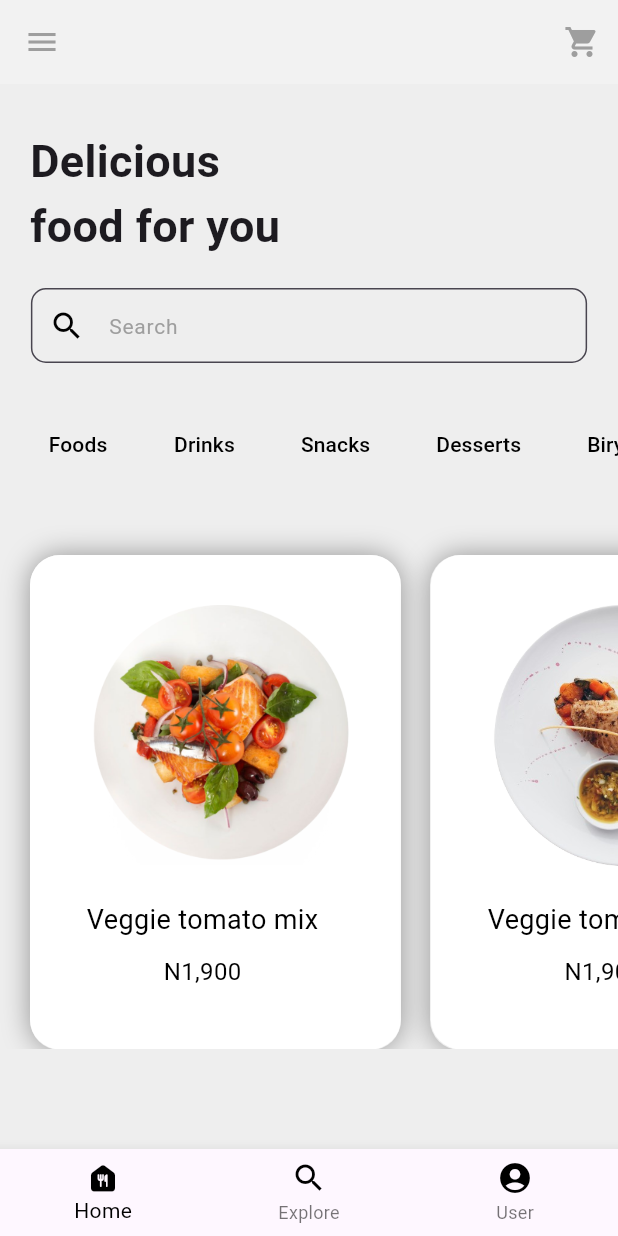
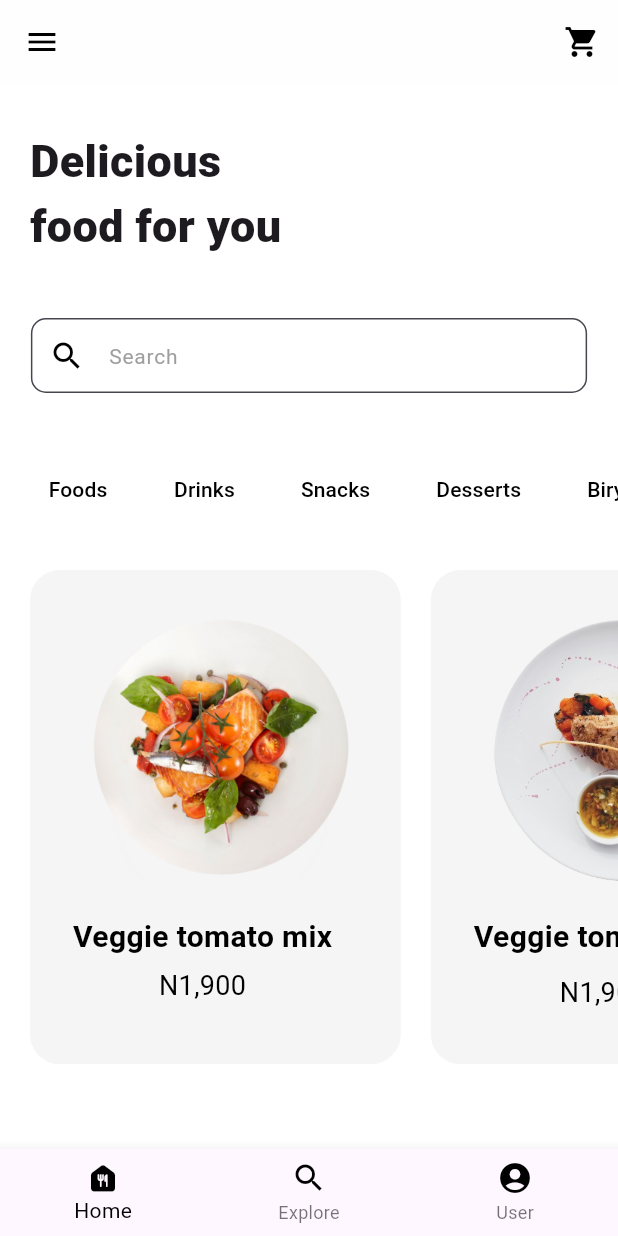
Before and after one commit to Priyanshg0211/FoodZing, a Flutter app: the homepage screen opened directly, on a phone screen of 412 x 824 dp. Run offline on Flutter 3.47's test engine with Material 3 defaults, Android fonts, the phone set to English and light mode, and no system bars; Roboto replaces fonts that are missing (Poppins, SFPro).

Commit message:
changes in UI of homepage little bit

```diff
--- a/lib/Screens/homepage.dart
+++ b/lib/Screens/homepage.dart
@@ -9,21 +9,21 @@ class homepage extends StatelessWidget {
   Widget build(BuildContext context) {
     return Scaffold(
       appBar: AppBar(
-        backgroundColor: Color(0xFFF2F2F2),
+        backgroundColor: Color(0xFFF2F2F2).withOpacity(0.1),
         leading: Icon(
           Icons.menu,
-          color: Colors.grey,
+          color: Colors.black,
         ),
         actions: <Widget>[
           IconButton(
               onPressed: () {},
               icon: Icon(
                 Icons.shopping_cart,
-                color: Colors.grey,
+                color: Colors.black,
               )),
         ],
       ),
-      backgroundColor: Colors.grey[200],
+      backgroundColor: Colors.white,
       body: Column(
         crossAxisAlignment: CrossAxisAlignment.start,
         children: [
@@ -35,12 +35,13 @@ class homepage extends StatelessWidget {
                 style: TextStyle(
                   fontFamily: 'SFPro',
                   fontSize: 30.0,
-                    fontWeight: FontWeight.bold),
+                  fontWeight: FontWeight.w900,
+                ),
               ),
             ),
           ),
           SizedBox(
-            height: 20,
+            height: 40,
           ),
           Center(
             child: Container(
@@ -72,7 +73,7 @@ class homepage extends StatelessWidget {
             ),
           ),
           SizedBox(
-            height: 30,
+            height: 40,
           ),
           SingleChildScrollView(
             scrollDirection: Axis.horizontal,
@@ -170,13 +171,13 @@ class homepage extends StatelessWidget {
             ),
           ),
           SizedBox(
-            height: 30,
+            height: 10,
           ),
           Container(
             child: SingleChildScrollView(
               scrollDirection: Axis.horizontal,
               child: Padding(
-                padding: const EdgeInsets.only(left: 20,top: 20),
+                padding: const EdgeInsets.only(left: 20, top: 20),
                 child: Row(
                   children: [
                     Stack(
@@ -185,14 +186,7 @@ class homepage extends StatelessWidget {
                           height: MediaQuery.of(context).size.height * 0.4,
                           width: MediaQuery.of(context).size.width * 0.6,
                           decoration: BoxDecoration(
-                            boxShadow: [
-                              BoxShadow(
-                                color: Colors.black38,
-                                blurRadius: 15.0,
-                                blurStyle: BlurStyle.outer,
-                              )
-                            ],
-                            color: Colors.white,
+                            color: Colors.grey.withOpacity(0.1),
                             borderRadius: BorderRadius.circular(20.0),
                           ),
                         ),
@@ -207,7 +201,8 @@ class homepage extends StatelessWidget {
                                 child: Container(
                                   height: 200,
                                   width: 200,
-                                  child: Image.asset('assets/images/food 1.png'),
+                                  child:
+                                      Image.asset('assets/images/food 1.png'),
                                 ),
                               ),
                             ),
@@ -217,22 +212,27 @@ class homepage extends StatelessWidget {
                             Container(
                               child: Text(
                                 'Veggie tomato mix',
+                                textAlign: TextAlign.center,
                                 style: TextStyle(
                                   fontFamily: 'Poppins',
-                                    fontSize: 18.0,
-                                    color: Colors.black),
+                                  fontSize: 20.0,
+                                  color: Colors.black,
+                                  fontWeight: FontWeight.w600,
+                                ),
                               ),
                             ),
                             SizedBox(
-                              height: 10,
+                              height: 5,
                             ),
                             Container(
                               child: Text(
                                 'N1,900',
                                 style: TextStyle(
                                   fontFamily: 'Poppins',
-                                    fontSize: 16.0,
-                                    color: Colors.black),
+                                  fontSize: 18.0,
+                                  color: Colors.black,
+                                  fontWeight: FontWeight.w400,
+                                ),
                               ),
                             ),
                           ],
@@ -246,14 +246,7 @@ class homepage extends StatelessWidget {
                           height: MediaQuery.of(context).size.height * 0.4,
                           width: MediaQuery.of(context).size.width * 0.6,
                           decoration: BoxDecoration(
-                            boxShadow: [
-                              BoxShadow(
-                                color: Colors.black38,
-                                blurRadius: 15.0,
-                                blurStyle: BlurStyle.outer,
-                              )
-                            ],
-                            color: Colors.white,
+                            color: Colors.grey.withOpacity(0.1),
                             borderRadius: BorderRadius.circular(20.0),
                           ),
                         ),
@@ -280,8 +273,10 @@ class homepage extends StatelessWidget {
                                 'Veggie tomato mix',
                                 style: TextStyle(
                                   fontFamily: 'Poppins',
-                                    fontSize: 18.0,
-                                    color: Colors.black),
+                                  fontSize: 20.0,
+                                  color: Colors.black,
+                                  fontWeight: FontWeight.w600,
+                                ),
                               ),
                             ),
                             SizedBox(
@@ -292,8 +287,9 @@ class homepage extends StatelessWidget {
                                 'N1,900',
                                 style: TextStyle(
                                     fontFamily: 'Poppins',
-                                    fontSize: 16.0,
-                                    color: Colors.black),
+                                    fontSize: 18.0,
+                                    color: Colors.black,
+                                    fontWeight: FontWeight.w400),
                               ),
                             ),
                           ],
@@ -307,14 +303,7 @@ class homepage extends StatelessWidget {
                           height: MediaQuery.of(context).size.height * 0.4,
                           width: MediaQuery.of(context).size.width * 0.6,
                           decoration: BoxDecoration(
-                            boxShadow: [
-                              BoxShadow(
-                                color: Colors.black38,
-                                blurRadius: 15.0,
-                                blurStyle: BlurStyle.outer,
-                              )
-                            ],
-                            color: Colors.white,
+                            color: Colors.grey.withOpacity(0.1),
                             borderRadius: BorderRadius.circular(20.0),
                           ),
                         ),
@@ -341,8 +330,9 @@ class homepage extends StatelessWidget {
                                 'Veggie tomato mix',
                                 style: TextStyle(
                                     fontFamily: 'Poppins',
-                                    fontSize: 18.0,
-                                    color: Colors.black),
+                                    fontSize: 20.0,
+                                    color: Colors.black,
+                                    fontWeight: FontWeight.w600),
                               ),
                             ),
                             SizedBox(
@@ -353,8 +343,9 @@ class homepage extends StatelessWidget {
                                 'N1,900',
                                 style: TextStyle(
                                     fontFamily: 'Poppins',
-                                    fontSize: 16.0,
-                                    color: Colors.black),
+                                    fontSize: 18.0,
+                                    color: Colors.black,
+                                    fontWeight: FontWeight.w400),
                               ),
                             ),
                           ],
@@ -368,14 +359,7 @@ class homepage extends StatelessWidget {
                           height: MediaQuery.of(context).size.height * 0.4,
                           width: MediaQuery.of(context).size.width * 0.6,
                           decoration: BoxDecoration(
-                            boxShadow: [
-                              BoxShadow(
-                                color: Colors.black38,
-                                blurRadius: 15.0,
-                                blurStyle: BlurStyle.outer,
-                              )
-                            ],
-                            color: Colors.white,
+                            color: Colors.grey.withOpacity(0.1),
                             borderRadius: BorderRadius.circular(20.0),
                           ),
                         ),
@@ -402,8 +386,9 @@ class homepage extends StatelessWidget {
                                 'Veggie tomato mix',
                                 style: TextStyle(
                                     fontFamily: 'Poppins',
-                                    fontSize: 18.0,
-                                    color: Colors.black),
+                                    fontSize: 20.0,
+                                    color: Colors.black,
+                                    fontWeight: FontWeight.w600),
                               ),
                             ),
                             SizedBox(
@@ -414,8 +399,9 @@ class homepage extends StatelessWidget {
                                 'N1,900',
                                 style: TextStyle(
                                     fontFamily: 'Poppins',
-                                    fontSize: 16.0,
-                                    color: Colors.black),
+                                    fontSize: 18.0,
+                                    color: Colors.black,
+                                    fontWeight: FontWeight.w400),
                               ),
                             ),
                           ],
```
Lines whose indentation alone changed are shown as unchanged.
